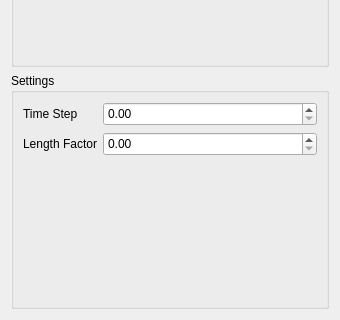
Above: smoke/view/streamlinestab.ui from bvanloon/Scientific-Visualization before the change; both pictures show x 0 to 340 and y 180 to 500 of the 340 by 500 pixel window. Below: the same form after it.
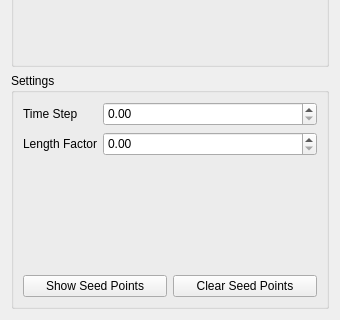
That is the form after the change. Custom widgets are drawn as their Qt base class.

Commit message: Added buttons and handle changes in the doublespinboxes.

What changed in the file:
```diff
--- a/smoke/view/streamlinestab.ui
+++ b/smoke/view/streamlinestab.ui
@@ -39,6 +39,8 @@
      </property>
      <layout class="QVBoxLayout" name="verticalLayout_3">
       <item>
+       <layout class="QVBoxLayout" name="verticalLayout_4">
+        <item>
        <layout class="QFormLayout" name="formLayout">
         <item row="0" column="0">
          <widget class="QLabel" name="timeStepLabel">
@@ -77,6 +79,26 @@
           </property>
           <property name="singleStep">
            <double>0.010000000000000</double>
+            </property>
+           </widget>
+          </item>
+         </layout>
+        </item>
+       </layout>
+      </item>
+      <item>
+       <layout class="QHBoxLayout" name="horizontalLayout">
+        <item>
+         <widget class="QPushButton" name="showSeedPointsButton">
+          <property name="text">
+           <string>Show Seed Points</string>
+          </property>
+         </widget>
+        </item>
+        <item>
+         <widget class="QPushButton" name="clearSeedPointsButton">
+          <property name="text">
+           <string>Clear Seed Points</string>
           </property>
          </widget>
         </item>
```
Lines whose indentation alone changed are shown as unchanged. The commit also changes 5 other files.
